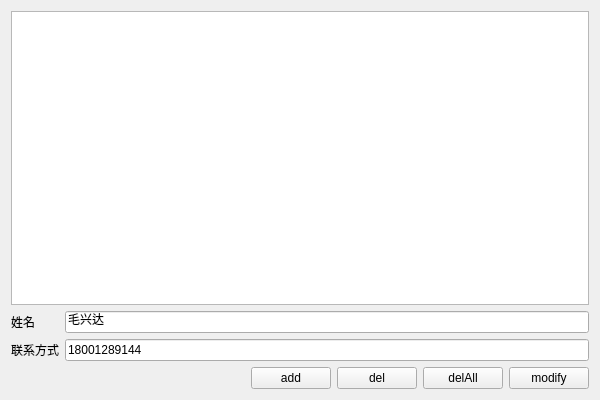
Old version of the form mvp/mvp/mvp.ui in the repository maoxingda/Qt.
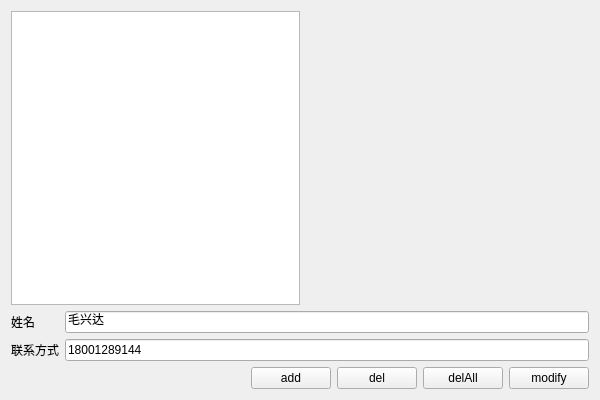
New version of the form.

Diff of the .ui file:
```diff
--- a/mvp/mvp/mvp.ui
+++ b/mvp/mvp/mvp.ui
@@ -17,7 +17,27 @@
    <item>
     <layout class="QVBoxLayout" name="verticalLayout">
      <item>
-      <widget class="QTableView" name="tableView"/>
+      <layout class="QHBoxLayout" name="horizontalLayout_2">
+       <property name="topMargin">
+        <number>0</number>
+       </property>
+       <item>
+        <widget class="QTableView" name="tableView"/>
+       </item>
+       <item>
+        <spacer name="horizontalSpacer_2">
+         <property name="orientation">
+          <enum>Qt::Horizontal</enum>
+         </property>
+         <property name="sizeHint" stdset="0">
+          <size>
+           <width>40</width>
+           <height>20</height>
+          </size>
+         </property>
+        </spacer>
+       </item>
+      </layout>
      </item>
      <item>
       <layout class="QFormLayout" name="formLayout">
```
